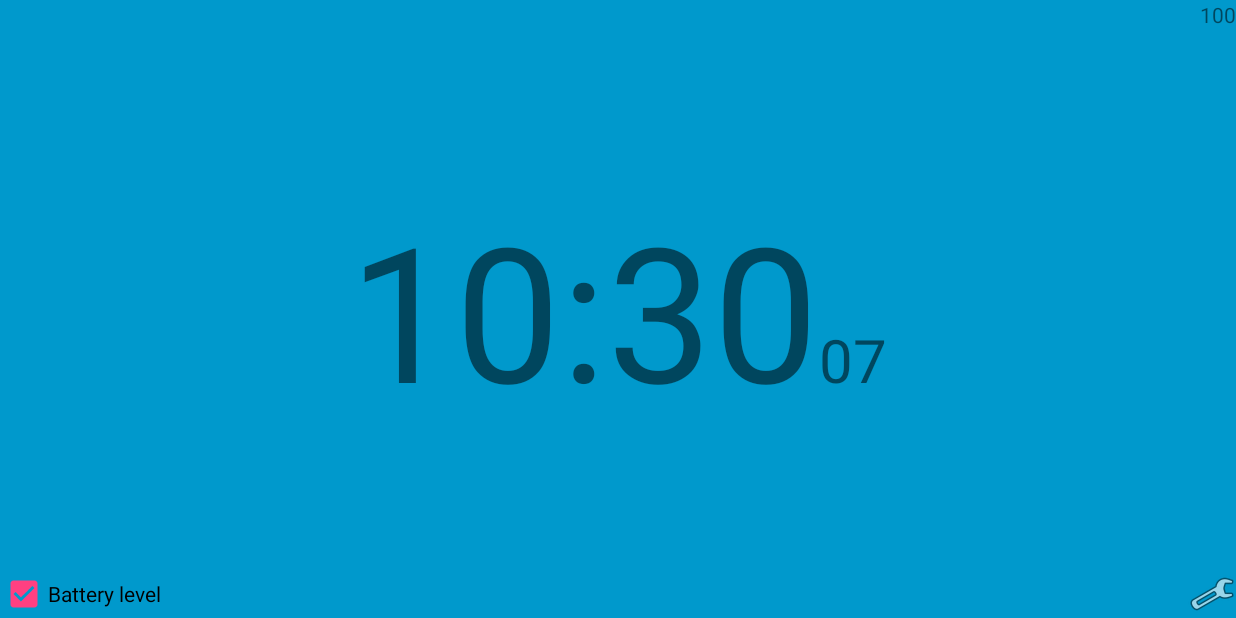
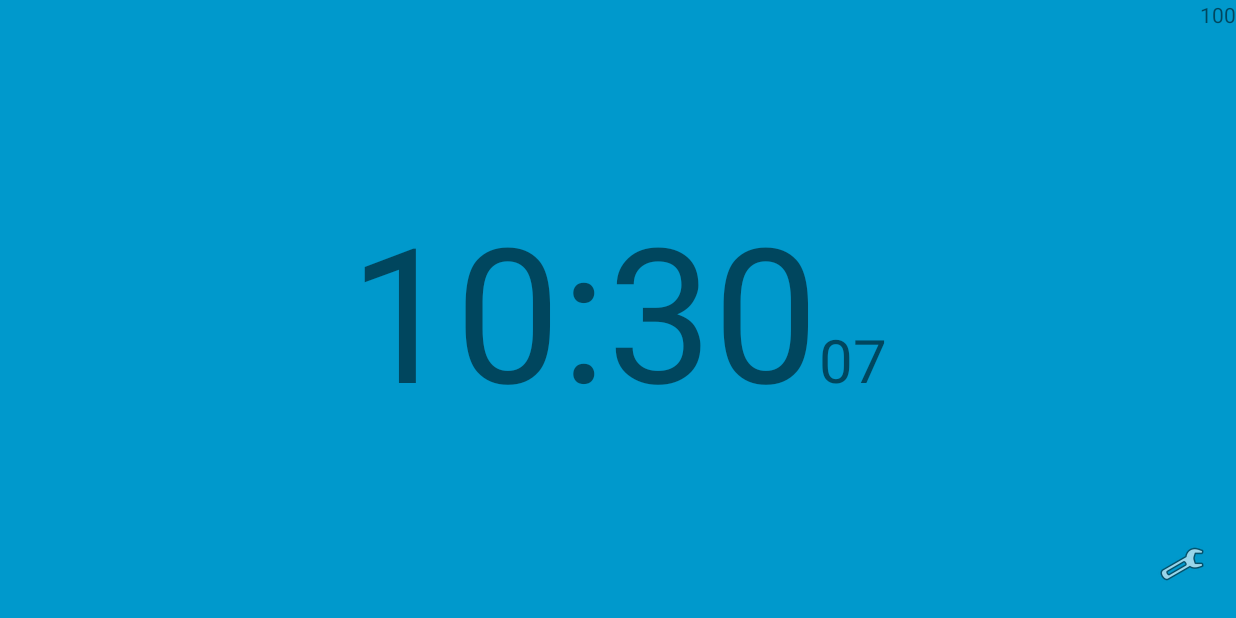
Before and after one commit to rodrigofmp/android-tutorial-relogio, an Android app: the screen it shows after launch (MainActivity), on a phone screen of 824 x 412 dp (held sideways). Run offline under Robolectric (Android 15) with nearby library versions, the phone set to English and light mode, and no system bars.

Commit message:
Solucao do professor para o exercício

```diff
--- a/app/src/main/res/layout/activity_main.xml
+++ b/app/src/main/res/layout/activity_main.xml
@@ -5,26 +5,20 @@
     android:background="#0099cc"
     tools:context="com.devmasterteam.relogiodecabeceira.MainActivity">
 
-    <LinearLayout
-        android:layout_width="fill_parent"
+    <TextView
+        android:id="@+id/text_battery_level"
+        android:layout_width="wrap_content"
         android:layout_height="wrap_content"
-        android:layout_gravity="right"
-        android:gravity="right"
-        android:orientation="horizontal">
-
-        <TextView
-            android:id="@+id/text_battery_level"
-            android:layout_width="wrap_content"
-            android:layout_height="wrap_content"
-            android:text="100" />
-
-    </LinearLayout>
+        android:text="100"
+        android:layout_alignParentRight="true"
+        android:layout_alignParentTop="true"
+        />
 
     <LinearLayout
-        android:layout_width="wrap_content"
+        android:layout_width="match_parent"
         android:layout_height="wrap_content"
-        android:layout_centerHorizontal="true"
-        android:layout_centerVertical="true">
+        android:layout_centerVertical="true"
+        android:gravity="center|bottom">
 
         <TextView
             android:id="@+id/text_hour_minute"
@@ -42,7 +36,18 @@
 
     </LinearLayout>
 
+    <ImageView
+        android:layout_width="wrap_content"
+        android:layout_height="wrap_content"
+        android:src="@android:drawable/ic_menu_preferences"
+        android:layout_alignParentRight="true"
+        android:layout_alignParentBottom="true"
+        android:padding="20dp"
+        android:clickable="true"
+        />
+
     <LinearLayout
+        android:visibility="gone"
         android:layout_width="match_parent"
         android:layout_height="wrap_content"
         android:layout_alignParentBottom="true">
@@ -53,23 +58,6 @@
             android:layout_height="wrap_content"
             android:text="@string/battery_level" />
 
-        <LinearLayout
-            android:layout_width="match_parent"
-            android:layout_height="match_parent"
-            android:orientation="horizontal"
-            android:layout_gravity="right"
-            android:gravity="right">
-
-            <ImageView
-                android:layout_width="wrap_content"
-                android:layout_height="wrap_content"
-                android:src="@android:drawable/ic_menu_preferences"
-                android:layout_marginEnd="0dp"
-                android:layout_marginRight="0dp"
-                />
-
-        </LinearLayout>
-
     </LinearLayout>
 
 </RelativeLayout>
```
